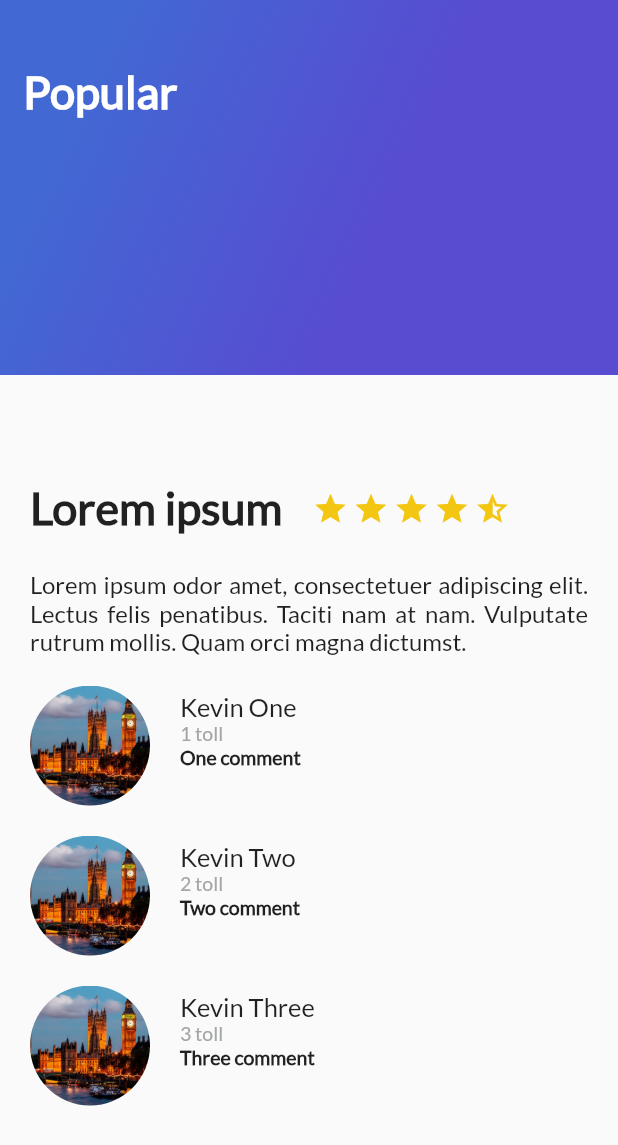
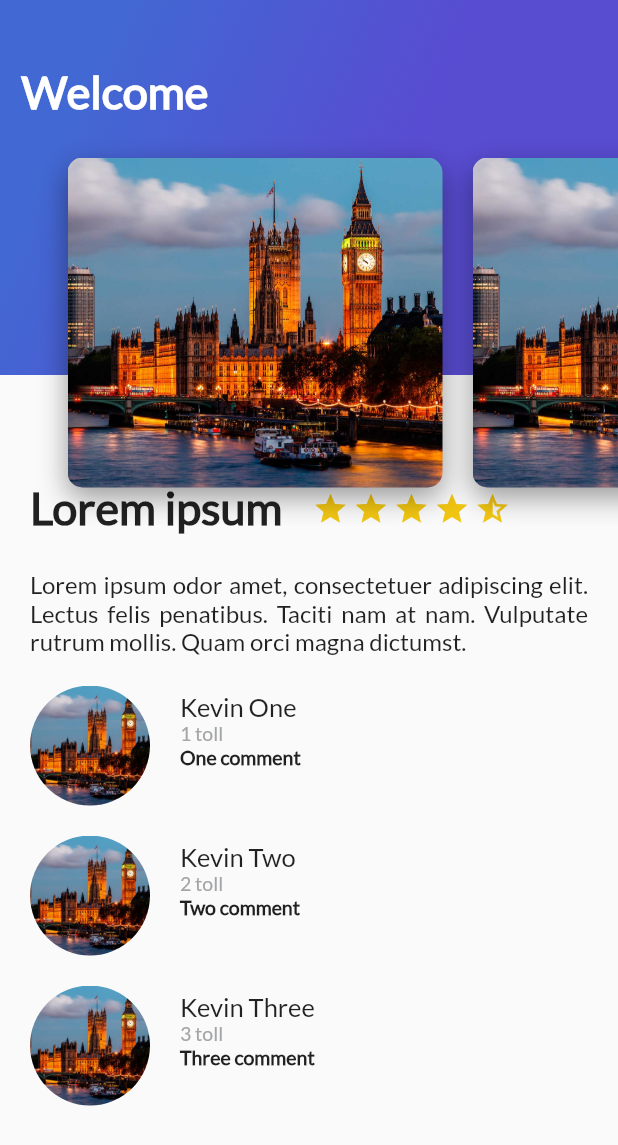
Before and after one commit to kcordovas/FlutterTripssAppPlatzi, a Flutter app: the screen it shows after launch, on a phone screen of 412 x 824 dp. Shown: the top 1145 px of the screen. Run offline on Flutter 3.47's test engine with Material 2 defaults, Android fonts, the phone set to English and light mode, and no system bars.

Commit message:
Header Widget

```diff
--- a/lib/card_image.dart
+++ b/lib/card_image.dart
@@ -1,7 +1,7 @@
 import 'package:flutter/material.dart';
 
 class CardImage extends StatelessWidget {
-  var pathImage = "assets/londong.jpg";
+  var pathImage = "assets/london.jpg";
 
   CardImage(this.pathImage, {Key? key}) : super(key: key);
 
--- /dev/null
+++ b/lib/card_image_list.dart
@@ -0,0 +1,20 @@
+import 'package:flutter/material.dart';
+import 'package:platzi_tripss_app/card_image.dart';
+
+class CardImageList extends StatelessWidget {
+  @override
+  Widget build(BuildContext context) {
+    return Container(
+      height: 350.0,
+      child: ListView(
+        padding: const EdgeInsets.all(25),
+        scrollDirection: Axis.horizontal,
+        children: [
+          CardImage("assets/london.jpg"),
+          CardImage("assets/london.jpg"),
+          CardImage("assets/london.jpg"),
+        ],
+      ),
+    );
+  }
+}
--- /dev/null
+++ b/lib/header_appbar.dart
@@ -0,0 +1,12 @@
+import 'package:flutter/material.dart';
+import 'package:platzi_tripss_app/card_image_list.dart';
+import 'package:platzi_tripss_app/gradient_back.dart';
+
+class HeaderAppBar extends StatelessWidget {
+  @override
+  Widget build(BuildContext context) {
+    return Stack(
+      children: [GradientBack("Welcome"), CardImageList()],
+    );
+  }
+}
--- a/lib/main.dart
+++ b/lib/main.dart
@@ -1,6 +1,7 @@
 import 'package:flutter/material.dart';
 import 'package:platzi_tripss_app/description_place.dart';
 import 'package:platzi_tripss_app/gradient_back.dart';
+import 'package:platzi_tripss_app/header_appbar.dart';
 import 'package:platzi_tripss_app/review_list.dart';
 
 ///
@@ -38,7 +39,7 @@ class MyApp extends StatelessWidget {
               ReviewList()
             ],
           ),
-          GradientBack("Popular"),
+          HeaderAppBar(),
         ]),
       ),
     );
```
